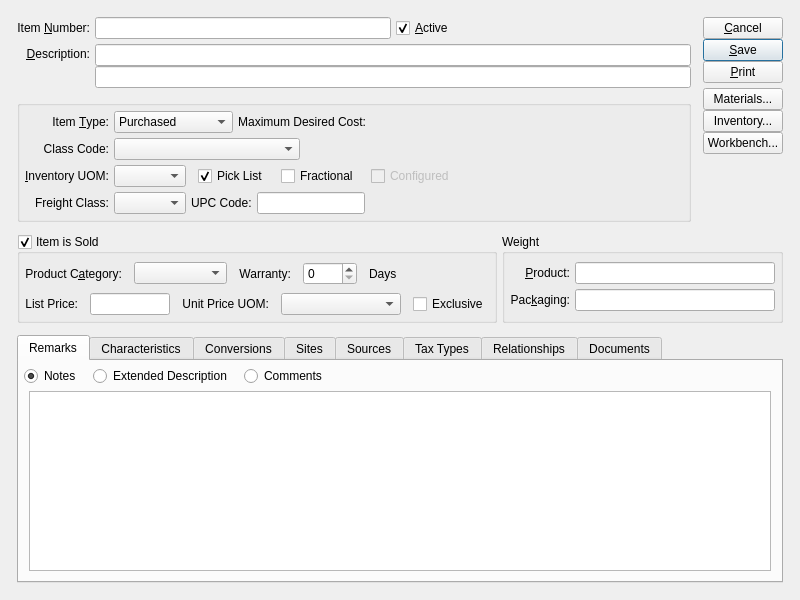
Above: xtuple/trunk/guiclient/item.ui from WooodHead/xtuple before the change. Below: the same form after it.
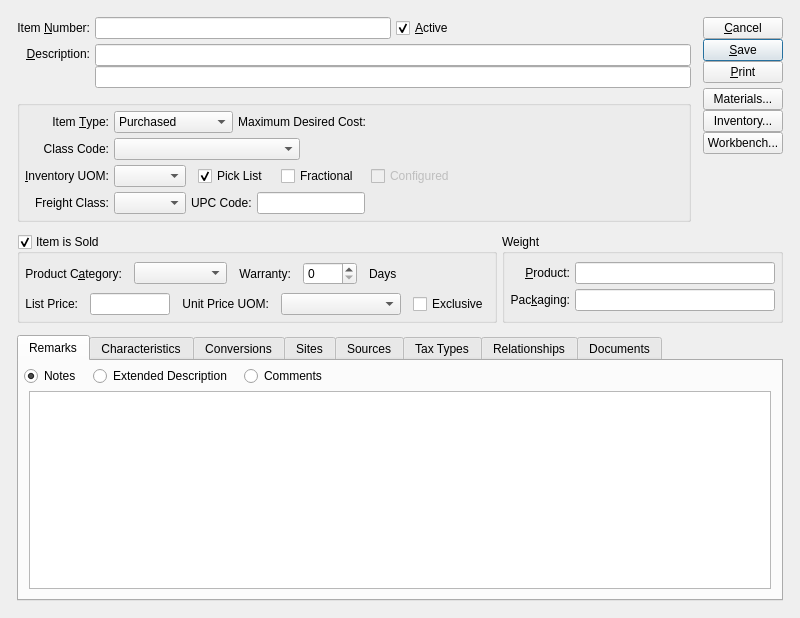
That is the form after the change. Custom widgets are drawn as their Qt base class.

The edit to the form file:
```diff
--- a/xtuple/trunk/guiclient/item.ui
+++ b/xtuple/trunk/guiclient/item.ui
@@ -14,7 +14,7 @@
     <x>0</x>
     <y>0</y>
     <width>800</width>
-    <height>600</height>
+    <height>618</height>
    </rect>
   </property>
   <property name="windowTitle">
```
Left out of the diff: 5 changed lines with no effect on the pictures.
